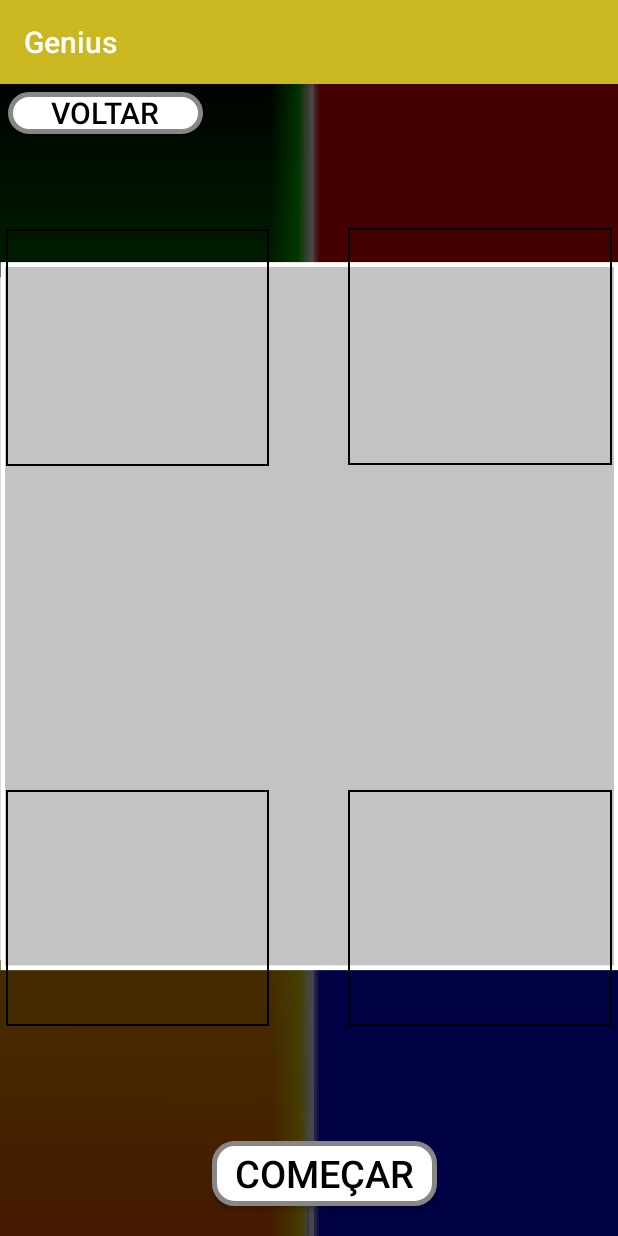
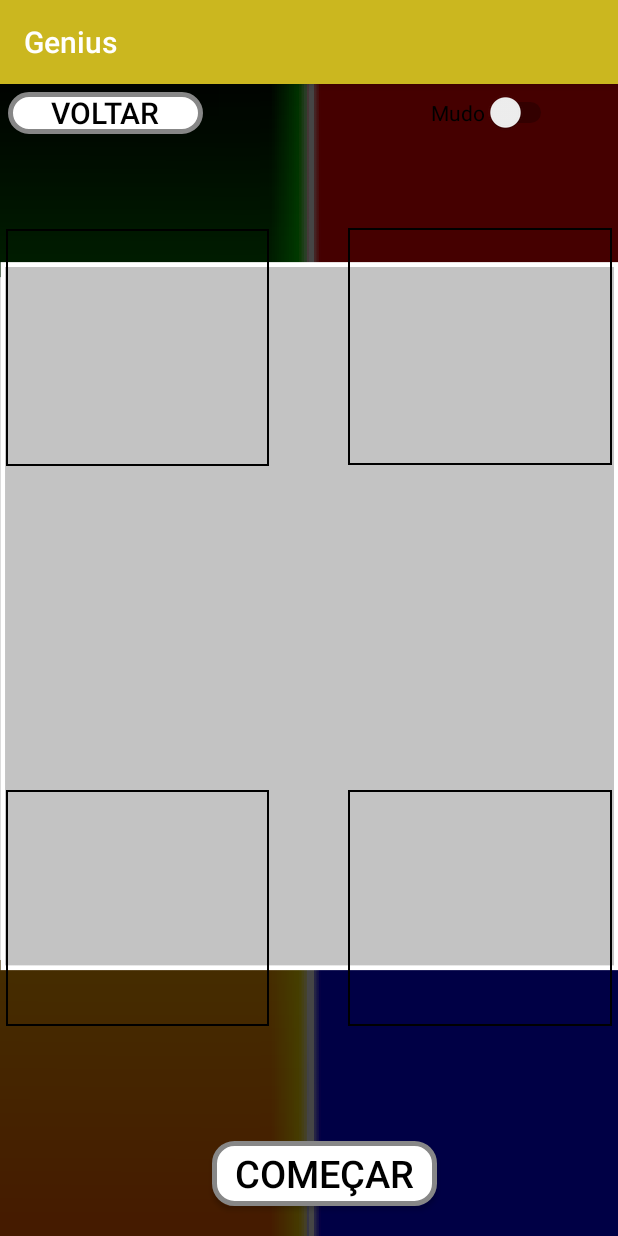
Before and after one commit to CristianSilvaGrosseli/Genius, an Android app: the activity_genius screen opened directly, with no data from a screen before it, on a phone screen of 412 x 824 dp. Run offline under Robolectric (Android 15) with nearby library versions, the light colour scheme and no system bars.

Commit message:
Adicionada funcionalidade de mutar o som pela interface.

```diff
--- a/app/src/main/java/cristian/genius/activity_genius.java
+++ b/app/src/main/java/cristian/genius/activity_genius.java
@@ -9,10 +9,12 @@ import android.view.MotionEvent;
 import android.view.View;
 import android.widget.Button;
 import android.os.Handler;
+import android.widget.Switch;
 
 public class activity_genius extends AppCompatActivity {
 
     SequenceManager sequenceManager;
+    boolean songMuted;
     MediaPlayer buttonBlueSong;
     MediaPlayer buttonRedSong;
     MediaPlayer buttonYellowSong;
@@ -23,6 +25,7 @@ public class activity_genius extends AppCompatActivity {
         super.onCreate(savedInstanceState);
         setContentView(R.layout.activity_genius);
 
+        songMuted = false;
         initializeSongs();
         enableButtons(false);
 
@@ -34,7 +37,13 @@ public class activity_genius extends AppCompatActivity {
             @Override
             public boolean onTouch(View v, MotionEvent event) {
                 if (event.getAction() == MotionEvent.ACTION_DOWN) {
-                    buttonBlueSong.start();
+                    if(!songMuted) {
+                        if(buttonBlueSong.isPlaying())
+                        {
+                            buttonBlueSong.stop();
+                        }
+                        buttonBlueSong.start();
+                    }
                 } else if (event.getAction() == MotionEvent.ACTION_UP) {
                     manager(GeniusEnums.BUTTON_BLUE);
                 }
@@ -47,7 +56,13 @@ public class activity_genius extends AppCompatActivity {
             @Override
             public boolean onTouch(View v, MotionEvent event) {
                 if (event.getAction() == MotionEvent.ACTION_DOWN) {
-                    buttonRedSong.start();
+                    if(!songMuted) {
+                        if(buttonRedSong.isPlaying())
+                        {
+                            buttonRedSong.stop();
+                        }
+                        buttonRedSong.start();
+                    }
                 } else if (event.getAction() == MotionEvent.ACTION_UP) {
                     manager(GeniusEnums.BUTTON_RED);
                 }
@@ -60,7 +75,12 @@ public class activity_genius extends AppCompatActivity {
             @Override
             public boolean onTouch(View v, MotionEvent event) {
                 if (event.getAction() == MotionEvent.ACTION_DOWN) {
-                    buttonGreenSong.start();
+                    if(!songMuted) {
+                        if(buttonGreenSong.isPlaying()) {
+                            buttonGreenSong.stop();
+                        }
+                        buttonGreenSong.start();
+                    }
                 } else if (event.getAction() == MotionEvent.ACTION_UP) {
                     manager(GeniusEnums.BUTTON_GREEN);
                 }
@@ -73,7 +93,12 @@ public class activity_genius extends AppCompatActivity {
             @Override
             public boolean onTouch(View v, MotionEvent event) {
                 if (event.getAction() == MotionEvent.ACTION_DOWN) {
-                    buttonYellowSong.start();
+                    if(!songMuted) {
+                        if(buttonYellowSong.isPlaying()) {
+                           buttonYellowSong.stop();
+                        }
+                        buttonYellowSong.start();
+                    }
                 } else if (event.getAction() == MotionEvent.ACTION_UP) {
                     manager(GeniusEnums.BUTTON_YELLOW);
                 }
@@ -96,6 +121,14 @@ public class activity_genius extends AppCompatActivity {
                 Intent intent = new Intent(activity_genius.this, MainActivity.class);
                 startActivity(intent);
                 finish();
+            }
+        });
+
+        final Switch muteButton = findViewById(R.id.muteButton);
+        muteButton.setOnClickListener(new View.OnClickListener() {
+            @Override
+            public void onClick(View v) {
+                songMuted = muteButton.isChecked();
             }
         });
     }
@@ -162,9 +195,7 @@ public class activity_genius extends AppCompatActivity {
 
     private void turnOnButton(GeniusEnums button)
     {
-        final GeniusEnums buttonToTurnOn = button;
-
-        String buttonName = buttonToTurnOn.name();
+        String buttonName = button.name();
 
         if (buttonName == "BUTTON_BLUE") {
             final Button buttonBlue = findViewById(R.id.buttonBlue);
@@ -199,18 +230,18 @@ public class activity_genius extends AppCompatActivity {
         }
     }
 
-    private void enableButtons(boolean disable) {
+    private void enableButtons(boolean enabled) {
         Button buttonGreen = findViewById(R.id.buttonGreen);
-        buttonGreen.setEnabled(disable);
+        buttonGreen.setEnabled(enabled);
 
         Button buttonBlue = findViewById(R.id.buttonBlue);
-        buttonBlue.setEnabled(disable);
+        buttonBlue.setEnabled(enabled);
 
         Button buttonRed = findViewById(R.id.buttonRed);
-        buttonRed.setEnabled(disable);
+        buttonRed.setEnabled(enabled);
 
         Button buttonYellow = findViewById(R.id.buttonYellow);
-        buttonYellow.setEnabled(disable);
+        buttonYellow.setEnabled(enabled);
     }
 
     private void initializeSongs() {
--- a/app/src/main/res/layout/activity_genius.xml
+++ b/app/src/main/res/layout/activity_genius.xml
@@ -83,4 +83,18 @@
         app:layout_constraintEnd_toEndOf="parent"
         app:layout_constraintStart_toStartOf="parent" />
 
+    <Switch
+        android:id="@+id/muteButton"
+        android:layout_width="wrap_content"
+        android:layout_height="wrap_content"
+        android:layout_marginBottom="64dp"
+        android:layout_marginEnd="16dp"
+        android:layout_marginStart="127dp"
+        android:layout_marginTop="5dp"
+        android:text="Mudo"
+        app:layout_constraintBottom_toTopOf="@+id/buttonRed"
+        app:layout_constraintEnd_toEndOf="parent"
+        app:layout_constraintStart_toEndOf="@+id/buttonLeaveGame"
+        app:layout_constraintTop_toTopOf="parent" />
+
 </android.support.constraint.ConstraintLayout>
```
